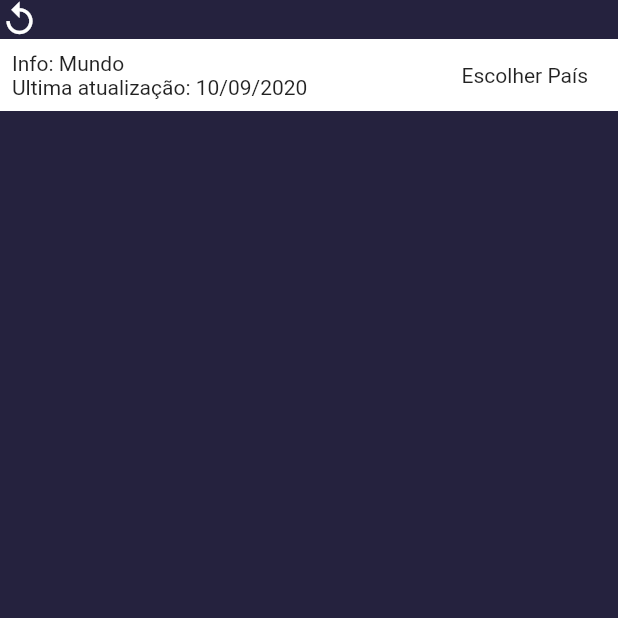
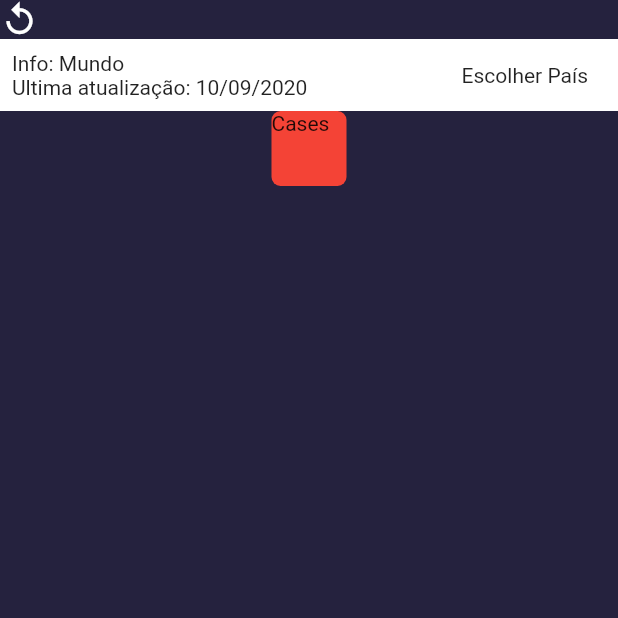
Before and after one commit to renankanu/app_covitando, a Flutter app: the screen it shows after launch, on a phone screen of 412 x 824 dp, the top half of it. Run offline on Flutter 3.47's test engine with Material 2 defaults, Android fonts, the phone set to English and light mode, and no system bars; our stand-ins replace dio, flutter_modular, mobx; generated files the repository leaves out were written again.

Commit message:
Feature - create custom card widget

```diff
--- a/lib/app/modules/home/home_page.dart
+++ b/lib/app/modules/home/home_page.dart
@@ -1,5 +1,7 @@
+import 'package:appmodularmobx/app/modules/home/widgets/custom_card.dart';
 import 'package:appmodularmobx/app/utils/constants.dart';
 import 'package:flutter/material.dart';
+import 'package:flutter/services.dart';
 import 'package:flutter_modular/flutter_modular.dart';
 import 'home_controller.dart';
 
@@ -14,6 +16,9 @@ class HomePage extends StatefulWidget {
 class _HomePageState extends ModularState<HomePage, HomeController> {
   @override
   Widget build(BuildContext context) {
+    SystemChrome.setSystemUIOverlayStyle(SystemUiOverlayStyle(
+      statusBarBrightness: Brightness.dark,
+    ));
     return Scaffold(
       backgroundColor: kEbonyClay,
       body: SafeArea(
@@ -49,7 +54,13 @@ class _HomePageState extends ModularState<HomePage, HomeController> {
                   ],
                 ),
               ),
-            )
+            ),
+            CustomCard(
+              title: 'Cases',
+              value: '108',
+              width: 50,
+              height: 50,
+            ),
           ],
         ),
       ),
--- /dev/null
+++ b/lib/app/modules/home/widgets/custom_card.dart
@@ -0,0 +1,33 @@
+import 'package:flutter/material.dart';
+
+class CustomCard extends StatelessWidget {
+  final String title;
+  final String value;
+  final double width;
+  final double height;
+  final Colors background;
+
+  const CustomCard(
+      {Key key,
+      this.width,
+      this.height,
+      this.background,
+      this.title,
+      this.value})
+      : super(key: key);
+
+  @override
+  Widget build(BuildContext context) {
+    return Container(
+      width: width,
+      height: height,
+      decoration: BoxDecoration(
+        color: Colors.red,
+        borderRadius: BorderRadius.all(
+          Radius.circular(6),
+        ),
+      ),
+      child: Text(title),
+    );
+  }
+}
```
